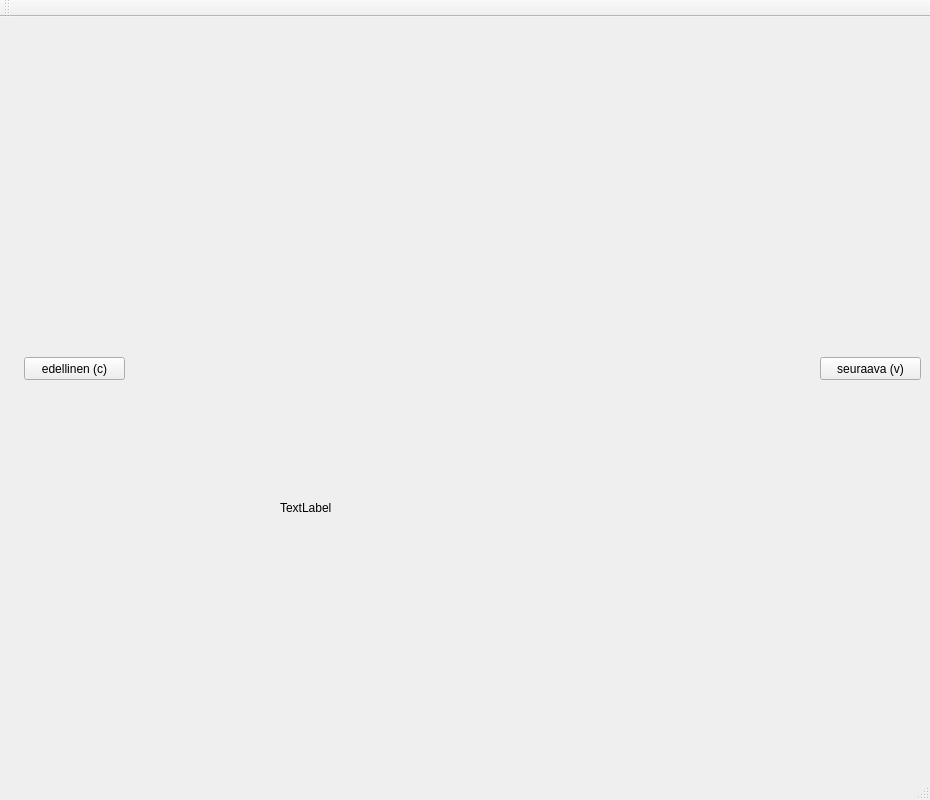
TeMaVa/Annotator, file Visualizer/visualizer.ui: the form before one commit.
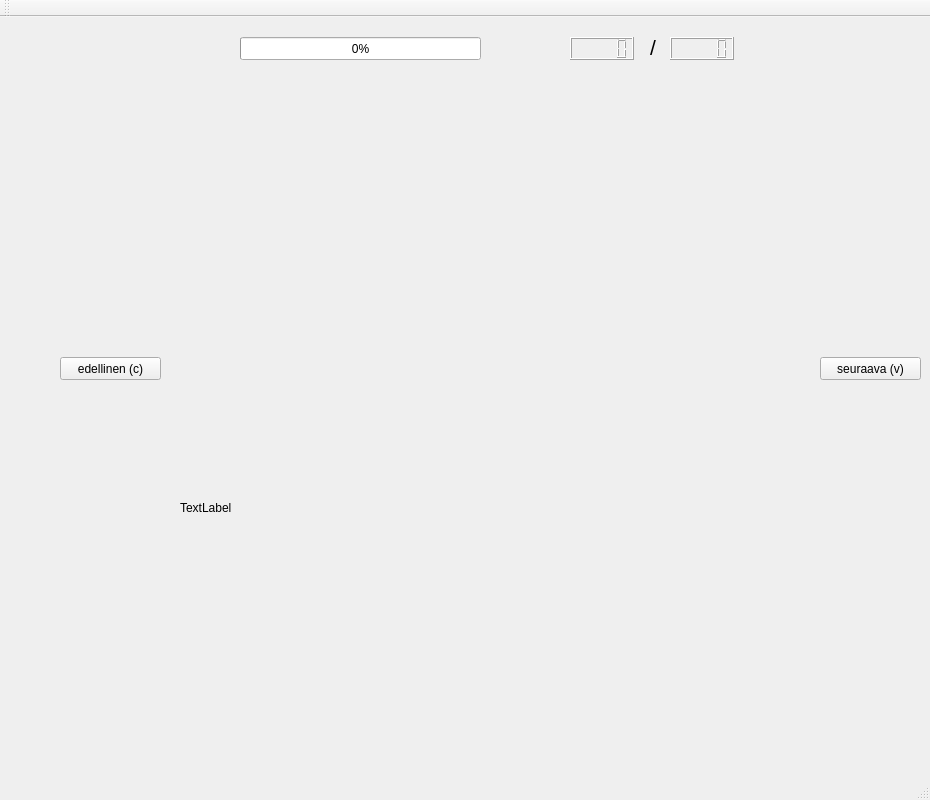
The form after the commit. Icons and pictures are not drawn. Custom widgets are drawn as their Qt base class.

Commit message: interprocess communication

```diff
--- a/Visualizer/visualizer.ui
+++ b/Visualizer/visualizer.ui
@@ -44,7 +44,7 @@
    <widget class="QPushButton" name="edelBtn">
     <property name="geometry">
      <rect>
-      <x>24</x>
+      <x>60</x>
       <y>340</y>
       <width>101</width>
       <height>23</height>
@@ -78,9 +78,9 @@
    <widget class="QLabel" name="imgNameBox">
     <property name="geometry">
      <rect>
-      <x>280</x>
+      <x>180</x>
       <y>480</y>
-      <width>431</width>
+      <width>621</width>
       <height>21</height>
      </rect>
     </property>
@@ -88,6 +88,57 @@
      <string>TextLabel</string>
     </property>
    </widget>
+   <widget class="QProgressBar" name="progressBar">
+    <property name="geometry">
+     <rect>
+      <x>240</x>
+      <y>20</y>
+      <width>241</width>
+      <height>23</height>
+     </rect>
+    </property>
+    <property name="value">
+     <number>0</number>
+    </property>
+   </widget>
+   <widget class="QLCDNumber" name="image_n">
+    <property name="geometry">
+     <rect>
+      <x>570</x>
+      <y>20</y>
+      <width>64</width>
+      <height>23</height>
+     </rect>
+    </property>
+   </widget>
+   <widget class="QLCDNumber" name="N_images">
+    <property name="geometry">
+     <rect>
+      <x>670</x>
+      <y>20</y>
+      <width>64</width>
+      <height>23</height>
+     </rect>
+    </property>
+   </widget>
+   <widget class="QLabel" name="label">
+    <property name="geometry">
+     <rect>
+      <x>650</x>
+      <y>20</y>
+      <width>21</width>
+      <height>21</height>
+     </rect>
+    </property>
+    <property name="font">
+     <font>
+      <pointsize>16</pointsize>
+     </font>
+    </property>
+    <property name="text">
+     <string>/</string>
+    </property>
+   </widget>
   </widget>
   <widget class="QMenuBar" name="menuBar">
    <property name="geometry">
```
The commit also changes 2 other files.
